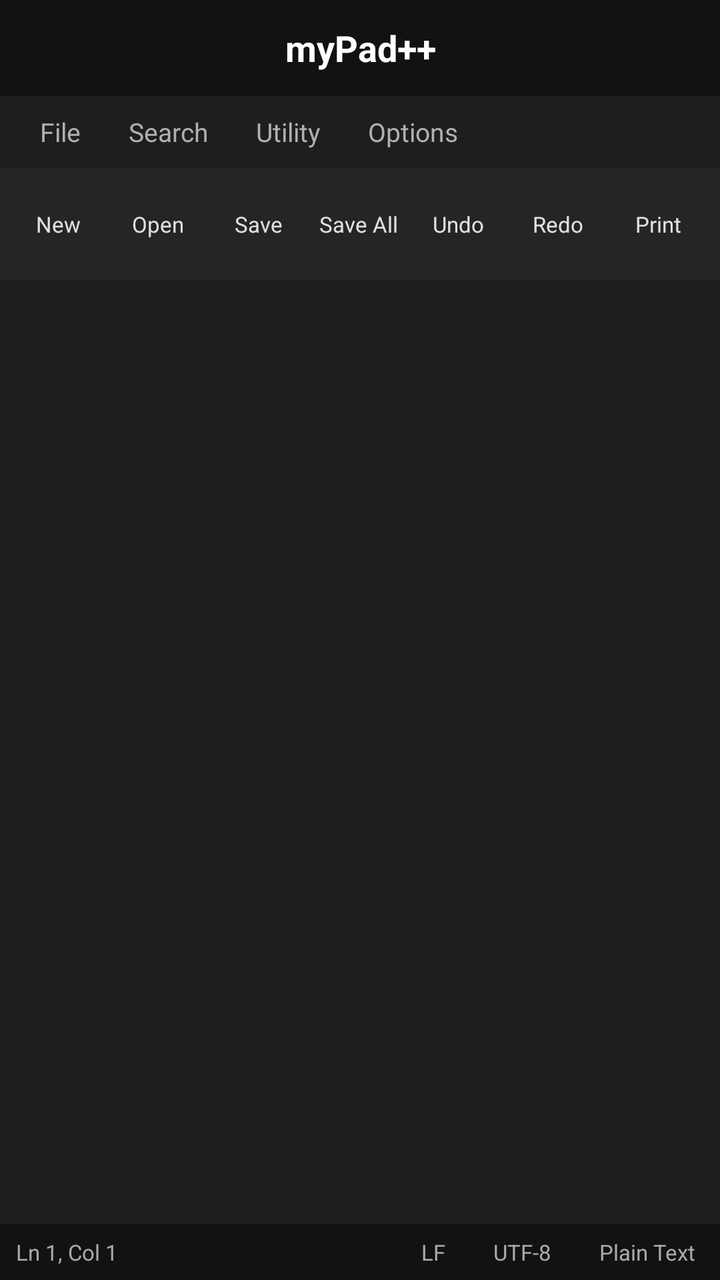
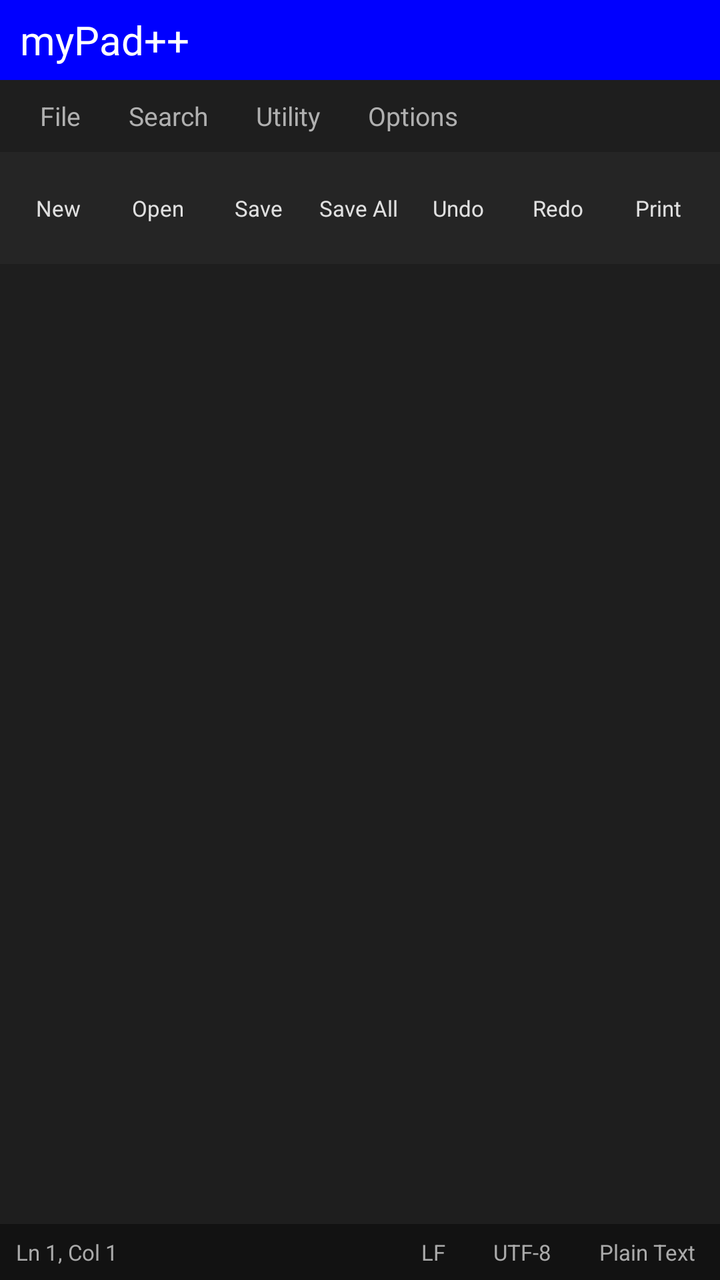

Compare the two renders of this Android layout. The source of the first and the diff that turns it into the second are given below.
<!-- AndroidManifest.xml: activity theme android:Theme.Holo.NoActionBar -->
<!-- res/layout/activity_main.xml -->
<?xml version="1.0" encoding="utf-8"?>
<LinearLayout
	xmlns:android="http://schemas.android.com/apk/res/android"
	android:layout_width="match_parent"
	android:layout_height="match_parent"
	android:orientation="vertical"
	android:background="#1A1A1A">

	<TextView
		android:id="@+id/app_title"
		android:layout_width="match_parent"
		android:layout_height="48dp"
		android:gravity="center"
		android:text="myPad++"
		android:textColor="#FFFFFF"
		android:textSize="18sp"
		android:textStyle="bold"
		android:background="#121212"/>

	<LinearLayout
		android:id="@+id/top_menu"
		android:layout_width="match_parent"
		android:layout_height="36dp"
		android:orientation="horizontal"
		android:background="#1E1E1E"
		android:gravity="center_vertical"
		android:paddingLeft="8dp"
		android:paddingRight="8dp">

		<TextView
			android:id="@+id/menu_file"
			android:layout_width="wrap_content"
			android:layout_height="match_parent"
			android:gravity="center"
			android:paddingLeft="12dp"
			android:paddingRight="12dp"
			android:text="File"
			android:textColor="#B0B0B0"
			android:textSize="13sp"/>

		<TextView
			android:id="@+id/menu_search"
			android:layout_width="wrap_content"
			android:layout_height="match_parent"
			android:gravity="center"
			android:paddingLeft="12dp"
			android:paddingRight="12dp"
			android:text="Search"
			android:textColor="#B0B0B0"
			android:textSize="13sp"/>

		<TextView
			android:id="@+id/menu_utility"
			android:layout_width="wrap_content"
			android:layout_height="match_parent"
			android:gravity="center"
			android:paddingLeft="12dp"
			android:paddingRight="12dp"
			android:text="Utility"
			android:textColor="#B0B0B0"
			android:textSize="13sp"/>

		<TextView
			android:id="@+id/menu_options"
			android:layout_width="wrap_content"
			android:layout_height="match_parent"
			android:gravity="center"
			android:paddingLeft="12dp"
			android:paddingRight="12dp"
			android:text="Options"
			android:textColor="#B0B0B0"
			android:textSize="13sp"/>

	</LinearLayout>

	<HorizontalScrollView
		android:id="@+id/toolbar_scroll"
		android:layout_width="match_parent"
		android:layout_height="56dp"
		android:scrollbars="none"
		android:background="#252525">

		<LinearLayout
			android:id="@+id/toolbar"
			android:layout_width="wrap_content"
			android:layout_height="match_parent"
			android:orientation="horizontal"
			android:gravity="center_vertical"
			android:paddingLeft="4dp"
			android:paddingRight="4dp">

			<TextView
				android:id="@+id/btn_new"
				android:layout_width="50dp"
				android:layout_height="match_parent"
				android:gravity="center"
				android:text="New"
				android:textColor="#E0E0E0"
				android:textSize="11sp"
				android:drawablePadding="3dp"
				android:paddingTop="10dp"
				android:paddingBottom="10dp"/>

			<TextView
				android:id="@+id/btn_open"
				android:layout_width="50dp"
				android:layout_height="match_parent"
				android:gravity="center"
				android:text="Open"
				android:textColor="#E0E0E0"
				android:textSize="11sp"
				android:drawablePadding="3dp"
				android:paddingTop="10dp"
				android:paddingBottom="10dp"/>

			<TextView
				android:id="@+id/btn_save"
				android:layout_width="50dp"
				android:layout_height="match_parent"
				android:gravity="center"
				android:text="Save"
				android:textColor="#E0E0E0"
				android:textSize="11sp"
				android:drawablePadding="3dp"
				android:paddingBottom="10dp"
				android:paddingTop="10dp"/>

			<TextView
				android:id="@+id/btn_save_all"
				android:layout_width="50dp"
				android:layout_height="match_parent"
				android:gravity="center"
				android:text="Save All"
				android:textColor="#E0E0E0"
				android:textSize="11sp"
				android:drawablePadding="3dp"
				android:paddingBottom="10dp"
				android:paddingTop="10dp"/>

			<TextView
				android:id="@+id/btn_undo"
				android:layout_width="50dp"
				android:layout_height="match_parent"
				android:gravity="center"
				android:text="Undo"
				android:textColor="#E0E0E0"
				android:textSize="11sp"
				android:drawablePadding="3dp"
				android:paddingBottom="10dp"
				android:paddingTop="10dp"/>

			<TextView
				android:id="@+id/btn_redo"
				android:layout_width="50dp"
				android:layout_height="match_parent"
				android:gravity="center"
				android:text="Redo"
				android:textColor="#E0E0E0"
				android:textSize="11sp"
				android:drawablePadding="3dp"
				android:paddingBottom="10dp"
				android:paddingTop="10dp"/>

			<TextView
				android:id="@+id/btn_print"
				android:layout_width="50dp"
				android:layout_height="match_parent"
				android:gravity="center"
				android:text="Print"
				android:textColor="#E0E0E0"
				android:textSize="11sp"
				android:drawablePadding="3dp"
				android:paddingBottom="10dp"
				android:paddingTop="10dp"/>

		</LinearLayout>

	</HorizontalScrollView>

	<HorizontalScrollView
		android:id="@+id/tab_scroll"
		android:layout_width="match_parent"
		android:layout_height="40dp"
		android:scrollbars="none"
		android:background="#1E1E1E">

		<LinearLayout
			android:id="@+id/tab_container"
			android:layout_width="wrap_content"
			android:layout_height="match_parent"
			android:orientation="horizontal"
			android:gravity="center_vertical"/>

	</HorizontalScrollView>

	<FrameLayout
		android:id="@+id/editor_container"
		android:layout_width="match_parent"
		android:layout_height="0dp"
		android:layout_weight="1"
		android:background="#1E1E1E"/>

	<LinearLayout
		android:id="@+id/status_bar_container"
		android:layout_width="match_parent"
		android:layout_height="28dp"
		android:orientation="horizontal"
		android:background="#121212"
		android:gravity="center_vertical"
		android:paddingLeft="8dp"
		android:paddingRight="8dp">

		<TextView
			android:id="@+id/status_line_col"
			android:layout_width="0dp"
			android:layout_height="match_parent"
			android:layout_weight="1"
			android:gravity="center_vertical"
			android:text="Ln 1, Col 1"
			android:textColor="#AAAAAA"
			android:textSize="11sp"
			android:drawablePadding="3dp"/>

		<TextView
			android:id="@+id/status_eol"
			android:layout_width="wrap_content"
			android:layout_height="match_parent"
			android:gravity="center"
			android:paddingLeft="12dp"
			android:paddingRight="12dp"
			android:text="LF"
			android:textColor="#AAAAAA"
			android:textSize="11sp"
			android:drawablePadding="3dp"/>

		<TextView
			android:id="@+id/status_encoding"
			android:layout_width="wrap_content"
			android:layout_height="match_parent"
			android:gravity="center"
			android:paddingLeft="12dp"
			android:paddingRight="12dp"
			android:text="UTF-8"
			android:textColor="#AAAAAA"
			android:textSize="11sp"
			android:drawablePadding="3dp"/>

		<TextView
			android:id="@+id/status_language"
			android:layout_width="wrap_content"
			android:layout_height="match_parent"
			android:gravity="center"
			android:paddingLeft="12dp"
			android:paddingRight="4dp"
			android:text="Plain Text"
			android:textColor="#AAAAAA"
			android:textSize="11sp"
			android:drawablePadding="3dp"/>

	</LinearLayout>

</LinearLayout>
<!-- resources referenced by this layout -->
<resources>

</resources>

<!-- the commit's change to res/layout/activity_main.xml (unified diff, before → after) -->
@@ -9,13 +9,13 @@
 	<TextView
 		android:id="@+id/app_title"
 		android:layout_width="match_parent"
-		android:layout_height="48dp"
-		android:gravity="center"
+		android:layout_height="40dp"
+		android:gravity="left|center_vertical"
+		android:paddingLeft="10dp"
 		android:text="myPad++"
 		android:textColor="#FFFFFF"
-		android:textSize="18sp"
-		android:textStyle="bold"
-		android:background="#121212"/>
+		android:textSize="20sp"
+		android:background="#0000FF"/>
 
 	<LinearLayout
 		android:id="@+id/top_menu"
